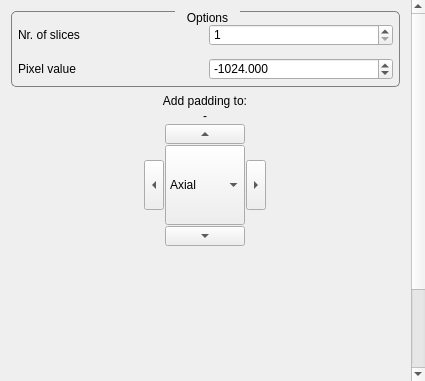
First picture: the form in Plugins/ch.zhaw.padding/src/internal/PaddingViewControls.ui, repository araex/mitk-gem, before the edit.
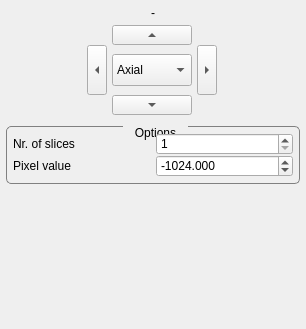
Second picture: the form after the edit.

Commit message: made gui a bit more compact

What changed in the file:
```diff
--- a/Plugins/ch.zhaw.padding/src/internal/PaddingViewControls.ui
+++ b/Plugins/ch.zhaw.padding/src/internal/PaddingViewControls.ui
@@ -6,8 +6,8 @@
    <rect>
     <x>0</x>
     <y>0</y>
-    <width>425</width>
-    <height>381</height>
+    <width>306</width>
+    <height>329</height>
    </rect>
   </property>
   <property name="minimumSize">
@@ -69,147 +69,36 @@
     <number>0</number>
    </property>
    <item>
-    <widget class="QScrollArea" name="scrollArea_2">
-     <property name="enabled">
-      <bool>true</bool>
-     </property>
-     <property name="widgetResizable">
-      <bool>true</bool>
-     </property>
-     <widget class="QWidget" name="parentWidget_2">
-      <property name="enabled">
-       <bool>true</bool>
-      </property>
-      <property name="geometry">
-       <rect>
-        <x>0</x>
-        <y>0</y>
-        <width>425</width>
-        <height>495</height>
-       </rect>
-      </property>
-      <layout class="QVBoxLayout" name="verticalLayout_6">
+    <widget class="QWidget" name="widget" native="true">
+     <layout class="QVBoxLayout" name="verticalLayout_2">
        <property name="spacing">
-        <number>2</number>
-       </property>
-       <item>
-        <widget class="QGroupBox" name="parameterGroup_2">
-         <property name="title">
-          <string>Options</string>
-         </property>
-         <property name="flat">
-          <bool>false</bool>
-         </property>
-         <property name="checkable">
-          <bool>false</bool>
-         </property>
-         <property name="checked">
-          <bool>false</bool>
-         </property>
-         <layout class="QVBoxLayout" name="verticalLayout_8">
-          <property name="spacing">
            <number>0</number>
           </property>
-          <property name="leftMargin">
-           <number>0</number>
-          </property>
-          <property name="topMargin">
+      <property name="margin">
            <number>6</number>
           </property>
-          <property name="rightMargin">
-           <number>0</number>
-          </property>
-          <property name="bottomMargin">
-           <number>0</number>
-          </property>
           <item>
-           <widget class="QWidget" name="widget_5" native="true">
-            <layout class="QHBoxLayout" name="horizontalLayout_11">
-             <property name="leftMargin">
-              <number>6</number>
-             </property>
-             <property name="topMargin">
-              <number>6</number>
-             </property>
-             <property name="rightMargin">
-              <number>6</number>
-             </property>
-             <property name="bottomMargin">
-              <number>6</number>
-             </property>
-             <item>
-              <widget class="QLabel" name="label_10">
+       <widget class="QLabel" name="affectedImages">
+        <property name="layoutDirection">
+         <enum>Qt::LeftToRight</enum>
+        </property>
                <property name="text">
-                <string>Nr. of slices</string>
-               </property>
-              </widget>
-             </item>
-             <item>
-              <widget class="QDoubleSpinBox" name="amountOfPaddingSpinBox">
-               <property name="decimals">
-                <number>0</number>
-               </property>
-               <property name="minimum">
-                <double>1.000000000000000</double>
-               </property>
-               <property name="maximum">
-                <double>10000.000000000000000</double>
-               </property>
-               <property name="value">
-                <double>1.000000000000000</double>
-               </property>
-              </widget>
-             </item>
-            </layout>
-           </widget>
-          </item>
-          <item>
-           <widget class="QWidget" name="widget_4" native="true">
-            <layout class="QHBoxLayout" name="horizontalLayout_10">
-             <property name="leftMargin">
-              <number>6</number>
-             </property>
-             <property name="topMargin">
-              <number>6</number>
-             </property>
-             <property name="rightMargin">
-              <number>6</number>
-             </property>
-             <property name="bottomMargin">
-              <number>6</number>
-             </property>
-             <item>
-              <widget class="QLabel" name="label_9">
-               <property name="text">
-                <string>Pixel value</string>
-               </property>
-              </widget>
-             </item>
-             <item>
-              <widget class="QDoubleSpinBox" name="voxelValueSpinBox">
-               <property name="decimals">
-                <number>3</number>
-               </property>
-               <property name="minimum">
-                <double>-100000.000000000000000</double>
-               </property>
-               <property name="maximum">
-                <double>100000.000000000000000</double>
-               </property>
-               <property name="value">
-                <double>-1024.000000000000000</double>
-               </property>
-              </widget>
-             </item>
-            </layout>
-           </widget>
-          </item>
-         </layout>
+         <string>-</string>
+        </property>
+        <property name="alignment">
+         <set>Qt::AlignCenter</set>
+        </property>
+        <property name="wordWrap">
+         <bool>true</bool>
+        </property>
         </widget>
        </item>
        <item>
         <widget class="QWidget" name="widget_6" native="true">
          <layout class="QHBoxLayout" name="horizontalLayout_7">
+         <property name="spacing">
+          <number>0</number>
+         </property>
           <property name="topMargin">
            <number>0</number>
           </property>
@@ -251,7 +140,7 @@
             </property>
             <layout class="QVBoxLayout" name="verticalLayout_7">
              <property name="spacing">
-              <number>1</number>
+             <number>0</number>
              </property>
              <property name="leftMargin">
               <number>9</number>
@@ -259,35 +148,6 @@
              <property name="topMargin">
               <number>5</number>
              </property>
-             <item>
-              <widget class="QLabel" name="label">
-               <property name="layoutDirection">
-                <enum>Qt::LeftToRight</enum>
-               </property>
-               <property name="text">
-                <string>&lt;html&gt;&lt;head/&gt;&lt;body&gt;&lt;p&gt;Add padding to:&lt;/p&gt;&lt;/body&gt;&lt;/html&gt;</string>
-               </property>
-               <property name="alignment">
-                <set>Qt::AlignCenter</set>
-               </property>
-              </widget>
-             </item>
-             <item>
-              <widget class="QLabel" name="affectedImages">
-               <property name="layoutDirection">
-                <enum>Qt::LeftToRight</enum>
-               </property>
-               <property name="text">
-                <string>-</string>
-               </property>
-               <property name="alignment">
-                <set>Qt::AlignCenter</set>
-               </property>
-               <property name="wordWrap">
-                <bool>true</bool>
-               </property>
-              </widget>
-             </item>
              <item>
               <widget class="QWidget" name="widget_11" native="true">
                <property name="sizePolicy">
@@ -400,18 +260,9 @@
                </property>
                <layout class="QHBoxLayout" name="horizontalLayout_9">
                 <property name="spacing">
-                 <number>1</number>
-                </property>
-                <property name="leftMargin">
-                 <number>0</number>
-                </property>
-                <property name="topMargin">
-                 <number>0</number>
-                </property>
-                <property name="rightMargin">
-                 <number>0</number>
-                </property>
-                <property name="bottomMargin">
+                <number>5</number>
+               </property>
+               <property name="margin">
                  <number>0</number>
                 </property>
                 <item>
@@ -453,7 +304,7 @@
                   <property name="minimumSize">
                    <size>
                     <width>80</width>
-                    <height>80</height>
+                   <height>32</height>
                    </size>
                   </property>
                   <property name="styleSheet">
@@ -622,6 +473,94 @@
          </layout>
         </widget>
        </item>
+      <item>
+       <widget class="QGroupBox" name="parameterGroup_2">
+        <property name="title">
+         <string>Options</string>
+        </property>
+        <property name="flat">
+         <bool>false</bool>
+        </property>
+        <property name="checkable">
+         <bool>false</bool>
+        </property>
+        <property name="checked">
+         <bool>false</bool>
+        </property>
+        <layout class="QVBoxLayout" name="verticalLayout_8">
+         <property name="spacing">
+          <number>0</number>
+         </property>
+         <property name="margin">
+          <number>6</number>
+         </property>
+         <item>
+          <widget class="QWidget" name="widget_5" native="true">
+           <layout class="QHBoxLayout" name="horizontalLayout_11">
+            <property name="margin">
+             <number>0</number>
+            </property>
+            <item>
+             <widget class="QLabel" name="label_10">
+              <property name="text">
+               <string>Nr. of slices</string>
+              </property>
+             </widget>
+            </item>
+            <item>
+             <widget class="QDoubleSpinBox" name="amountOfPaddingSpinBox">
+              <property name="decimals">
+               <number>0</number>
+              </property>
+              <property name="minimum">
+               <double>1.000000000000000</double>
+              </property>
+              <property name="maximum">
+               <double>10000.000000000000000</double>
+              </property>
+              <property name="value">
+               <double>1.000000000000000</double>
+              </property>
+             </widget>
+            </item>
+           </layout>
+          </widget>
+         </item>
+         <item>
+          <widget class="QWidget" name="widget_4" native="true">
+           <layout class="QHBoxLayout" name="horizontalLayout_10">
+            <property name="margin">
+             <number>0</number>
+            </property>
+            <item>
+             <widget class="QLabel" name="label_9">
+              <property name="text">
+               <string>Pixel value</string>
+              </property>
+             </widget>
+            </item>
+            <item>
+             <widget class="QDoubleSpinBox" name="voxelValueSpinBox">
+              <property name="decimals">
+               <number>3</number>
+              </property>
+              <property name="minimum">
+               <double>-100000.000000000000000</double>
+              </property>
+              <property name="maximum">
+               <double>100000.000000000000000</double>
+              </property>
+              <property name="value">
+               <double>-1024.000000000000000</double>
+              </property>
+             </widget>
+            </item>
+           </layout>
+          </widget>
+         </item>
+        </layout>
+       </widget>
+      </item>
        <item>
         <spacer name="spacer1_2">
          <property name="orientation">
@@ -639,7 +578,6 @@
         </spacer>
        </item>
       </layout>
-     </widget>
     </widget>
    </item>
   </layout>
```
Left out of the diff: 35 changed lines with no effect on the pictures. Lines whose indentation alone changed are shown as unchanged. The commit also changes 3 other files.
